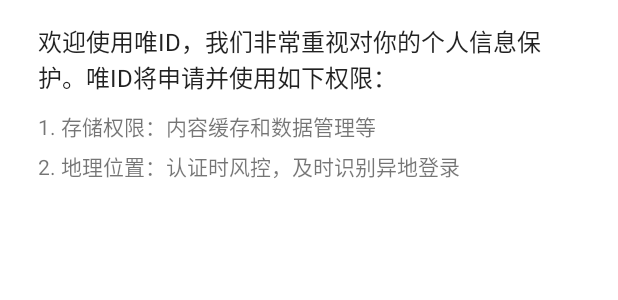
After one commit to onlyid/onlyid-app-android, an Android app: the layout dialog_permission.xml on its own in the app's theme, with its tools: preview values and no code run, on a phone screen of 412 x 824 dp. The commit adds this screen. Shown: the top 300 px of the screen. Run offline under Robolectric (Android 15) with nearby library versions, the phone set to English and light mode, and no system bars.

```diff
--- a/app/src/main/res/layout/activity_edit_basic.xml
+++ b/app/src/main/res/layout/activity_edit_basic.xml
@@ -40,6 +40,8 @@
             android:layout_width="match_parent"
             android:layout_height="wrap_content"
             android:inputType="textMultiLine"
+            android:minLines="3"
+            android:gravity="start|top"
             android:maxLength="500" />
     </com.google.android.material.textfield.TextInputLayout>
 </LinearLayout>
--- /dev/null
+++ b/app/src/main/res/layout/dialog_permission.xml
@@ -0,0 +1,32 @@
+<?xml version="1.0" encoding="utf-8"?>
+<LinearLayout xmlns:android="http://schemas.android.com/apk/res/android"
+    xmlns:tools="http://schemas.android.com/tools"
+    android:layout_width="match_parent"
+    android:layout_height="match_parent"
+    android:orientation="vertical"
+    android:paddingLeft="25dp"
+    android:paddingTop="15dp"
+    android:paddingRight="25dp"
+    android:paddingBottom="5dp"
+    tools:ignore="HardcodedText">
+
+    <TextView
+        android:layout_width="wrap_content"
+        android:layout_height="wrap_content"
+        android:text="欢迎使用唯ID，我们非常重视对你的个人信息保护。唯ID将申请并使用如下权限："
+        android:textColor="@color/text_primary"
+        android:textSize="@dimen/text2" />
+
+    <TextView
+        android:layout_width="wrap_content"
+        android:layout_height="wrap_content"
+        android:paddingTop="10dp"
+        android:text="1. 存储权限：内容缓存和数据管理等" />
+
+    <TextView
+        android:layout_width="wrap_content"
+        android:layout_height="wrap_content"
+        android:paddingTop="5dp"
+        android:text="2. 地理位置：认证时风控，及时识别异地登录" />
+
+</LinearLayout>
--- a/app/src/main/res/values/styles.xml
+++ b/app/src/main/res/values/styles.xml
@@ -62,6 +62,7 @@
 
     <style name="MyAlertDialogButton" parent="Widget.MaterialComponents.Button.TextButton.Dialog">
         <item name="android:textSize">@dimen/text1</item>
+        <item name="android:letterSpacing">0</item>
     </style>
 
     <style name="MyAlertDialogBodyText" parent="MaterialAlertDialog.MaterialComponents.Body.Text">
```
Also changed, not shown: app/build.gradle (+6 -5 lines), app/src/main/AndroidManifest.xml (+14 -0 lines), app/src/main/java/net/onlyid/MainActivity.java (+12 -1 lines), app/src/main/java/net/onlyid/util/PermissionUtil.java (added, +70 -0 lines).
